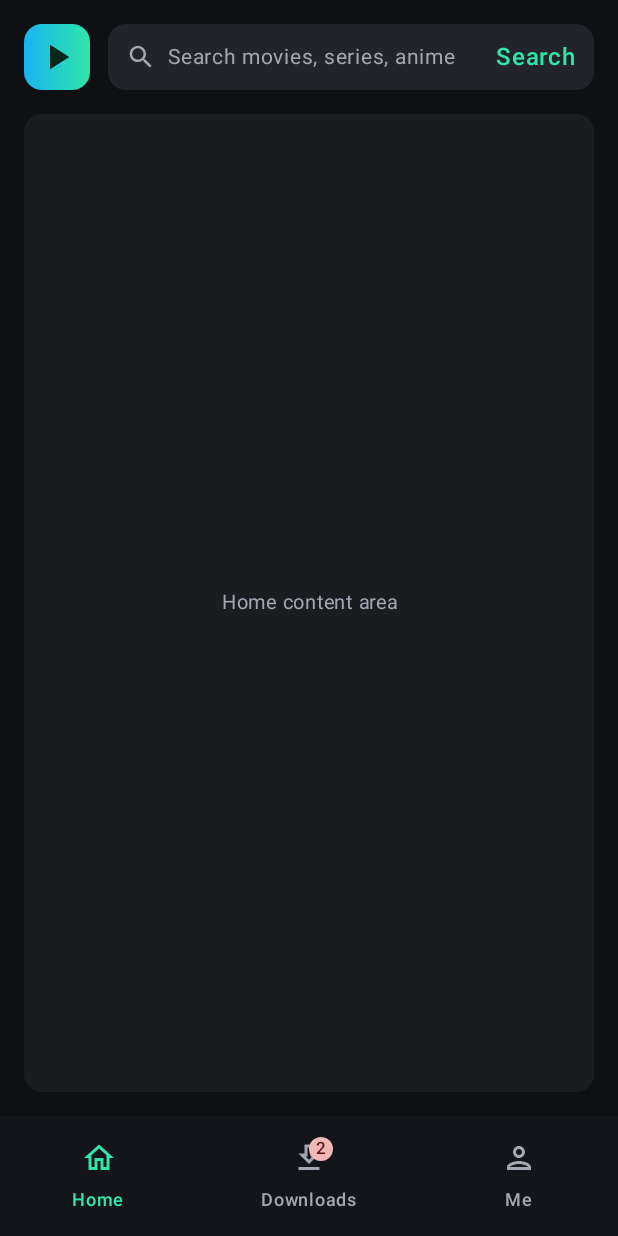
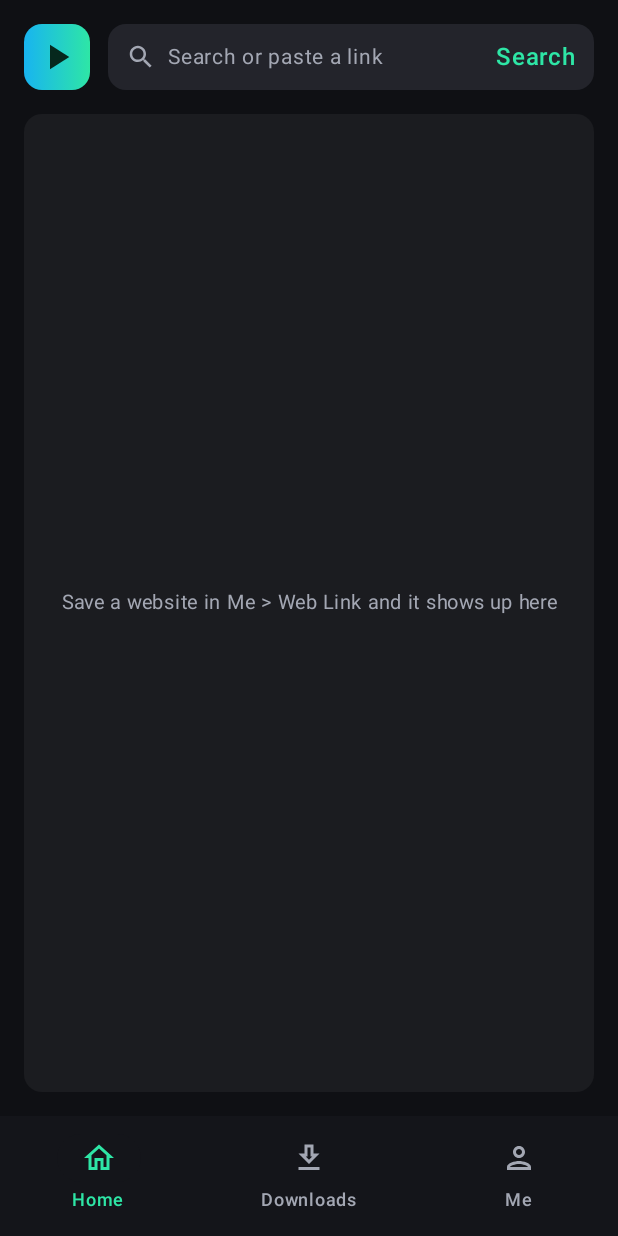
Before and after one commit to mgsamir408/MovieBox, an Android app built with Jetpack Compose: the screen it shows after launch (MainActivity), on a phone screen of 412 x 824 dp. Run offline under Robolectric (Android 15) with nearby library versions, the phone set to English and light mode, and no system bars.

Commit message:
Web Link: save sites, in-app browser with downloads, real downloads list

```diff
--- a/app/src/main/AndroidManifest.xml
+++ b/app/src/main/AndroidManifest.xml
@@ -3,6 +3,7 @@
     <uses-permission android:name="android.permission.INTERNET" />
     <application
         android:allowBackup="true"
+        android:usesCleartextTraffic="true"
         android:label="@string/app_name"
         android:theme="@style/Theme.MovieBox">
         <activity android:name=".MainActivity" android:exported="true">
--- a/app/src/main/java/com/moviebox/app/MainActivity.kt
+++ b/app/src/main/java/com/moviebox/app/MainActivity.kt
@@ -5,6 +5,7 @@ import androidx.activity.ComponentActivity
 import androidx.activity.compose.setContent
 import androidx.activity.enableEdgeToEdge
 import com.moviebox.app.data.Prefs
+import com.moviebox.app.data.SavedLinks
 import com.moviebox.app.ui.MovieBoxApp
 import com.moviebox.app.ui.MovieBoxTheme
 
@@ -13,6 +14,7 @@ class MainActivity : ComponentActivity() {
         super.onCreate(savedInstanceState)
         enableEdgeToEdge()
         val prefs = Prefs(applicationContext)
-        setContent { MovieBoxTheme { MovieBoxApp(prefs) } }
+        val links = SavedLinks(applicationContext)
+        setContent { MovieBoxTheme { MovieBoxApp(prefs, links) } }
     }
 }
--- a/app/src/main/java/com/moviebox/app/data/Library.kt
+++ b/app/src/main/java/com/moviebox/app/data/Library.kt
@@ -3,7 +3,6 @@ package com.moviebox.app.data
 import androidx.compose.runtime.mutableStateListOf
 
 data class Title(val name: String, val meta: String, val rating: Double, val savedOn: String)
-data class DownloadItem(val name: String, val sizeMb: Float, val paused: Boolean)
 
 /**
  * In-memory sample data so every screen has something to show.
@@ -14,8 +13,4 @@ object Library {
     val myList = mutableStateListOf(
         Title("Mushoku Tensei: Jobless Reincarnation [Hindi]", "2024 | Anime | Action | Adventure", 8.2, "Nov. 15")
     )
-    val downloading = mutableStateListOf(
-        DownloadItem("Mushoku Tensei S03 E07", 161.5f, true),
-        DownloadItem("Gachiakuta [Hindi] S01 E22", 105.8f, true)
-    )
 }
--- /dev/null
+++ b/app/src/main/java/com/moviebox/app/data/SavedLinks.kt
@@ -0,0 +1,33 @@
+package com.moviebox.app.data
+
+import android.content.Context
+import android.util.Patterns
+import androidx.compose.runtime.mutableStateListOf
+
+/** Websites the user saved (Me > Web Link). Stored on the phone. */
+class SavedLinks(context: Context) {
+    private val sp = context.getSharedPreferences("moviebox_links", Context.MODE_PRIVATE)
+    val items = mutableStateListOf<String>().apply {
+        addAll((sp.getString("urls", "") ?: "").split("\n").filter { it.isNotBlank() })
+    }
+
+    /** Returns false if the text is not a valid link. */
+    fun add(raw: String): Boolean {
+        val url = normalize(raw) ?: return false
+        if (url !in items) { items.add(0, url); persist() }
+        return true
+    }
+
+    fun remove(url: String) { items.remove(url); persist() }
+
+    private fun persist() { sp.edit().putString("urls", items.joinToString("\n")).apply() }
+
+    companion object {
+        fun normalize(raw: String): String? {
+            val t = raw.trim()
+            if (t.isEmpty() || t.contains(' ')) return null
+            val u = if (t.startsWith("http://") || t.startsWith("https://")) t else "https://$t"
+            return if (Patterns.WEB_URL.matcher(u).matches()) u else null
+        }
+    }
+}
--- a/app/src/main/java/com/moviebox/app/ui/App.kt
+++ b/app/src/main/java/com/moviebox/app/ui/App.kt
@@ -5,8 +5,6 @@ import androidx.compose.material.icons.Icons
 import androidx.compose.material.icons.outlined.Download
 import androidx.compose.material.icons.outlined.Home
 import androidx.compose.material.icons.outlined.Person
-import androidx.compose.material3.Badge
-import androidx.compose.material3.BadgedBox
 import androidx.compose.material3.Icon
 import androidx.compose.material3.NavigationBar
 import androidx.compose.material3.NavigationBarItem
@@ -22,8 +20,8 @@ import androidx.navigation.compose.NavHost
 import androidx.navigation.compose.composable
 import androidx.navigation.compose.currentBackStackEntryAsState
 import androidx.navigation.compose.rememberNavController
-import com.moviebox.app.data.Library
 import com.moviebox.app.data.Prefs
+import com.moviebox.app.data.SavedLinks
 
 private data class Tab(val route: String, val label: String, val icon: ImageVector)
 
@@ -34,7 +32,7 @@ private val tabs = listOf(
 )
 
 @Composable
-fun MovieBoxApp(prefs: Prefs) {
+fun MovieBoxApp(prefs: Prefs, links: SavedLinks) {
     val nav = rememberNavController()
     val route = nav.currentBackStackEntryAsState().value?.destination?.route
     Scaffold(
@@ -52,13 +50,7 @@ fun MovieBoxApp(prefs: Prefs) {
                                     restoreState = true
                                 }
                             },
-                            icon = {
-                                if (t.route == "downloads" && Library.downloading.isNotEmpty()) {
-                                    BadgedBox(badge = { Badge { Text("${Library.downloading.size}") } }) {
-                                        Icon(t.icon, t.label)
-                                    }
-                                } else Icon(t.icon, t.label)
-                            },
+                            icon = { Icon(t.icon, t.label) },
                             label = { Text(t.label) },
                             colors = NavigationBarItemDefaults.colors(
                                 selectedIconColor = Accent, selectedTextColor = Accent,
@@ -72,11 +64,12 @@ fun MovieBoxApp(prefs: Prefs) {
         }
     ) { pad ->
         NavHost(nav, startDestination = "home", modifier = Modifier.padding(pad)) {
-            composable("home") { HomeScreen() }
+            composable("home") { HomeScreen(links, onOpenUrl = { BrowserTarget.url = it; nav.navigate("browser") }) }
             composable("downloads") { DownloadsScreen() }
             composable("me") { MeScreen(onOpen = { nav.navigate(it) }) }
             composable("mylist") { MyListScreen(onBack = { nav.popBackStack() }) }
-            composable("weblink") { WebLinkScreen(onBack = { nav.popBackStack() }) }
+            composable("weblink") { WebLinkScreen(links, onBack = { nav.popBackStack() }, onOpenUrl = { BrowserTarget.url = it; nav.navigate("browser") }) }
+            composable("browser") { BrowserScreen(links, onBack = { nav.popBackStack() }) }
             composable("settings") { SettingsScreen(prefs, onBack = { nav.popBackStack() }, onOpen = { nav.navigate(it) }) }
             composable("watchoptions") { WatchOptionsScreen(prefs, onBack = { nav.popBackStack() }) }
         }
```
Also changed, not shown: app/src/main/java/com/moviebox/app/data/Downloads.kt (added, +33 -0 lines), app/src/main/java/com/moviebox/app/ui/Browser.kt (added, +92 -0 lines), app/src/main/java/com/moviebox/app/ui/Screens.kt (+110 -21 lines).
